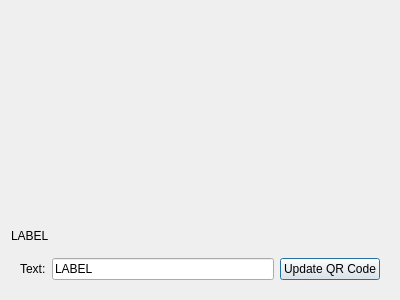
Qt form cutercode.ui (mnagel/cutercode) before a commit.
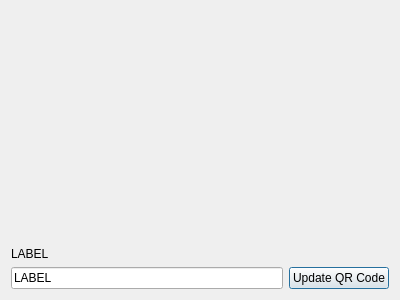
The same form after that commit.

Commit message: cutercode: avoid string length difficulties

Diff of the .ui file:
```diff
--- a/cutercode.ui
+++ b/cutercode.ui
@@ -17,7 +17,7 @@
    <item>
     <widget class="QLabel" name="qrcode_widget">
      <property name="sizePolicy">
-      <sizepolicy hsizetype="Expanding" vsizetype="Expanding">
+      <sizepolicy hsizetype="MinimumExpanding" vsizetype="MinimumExpanding">
        <horstretch>0</horstretch>
        <verstretch>0</verstretch>
       </sizepolicy>
@@ -38,6 +38,9 @@
      <property name="textFormat">
       <enum>Qt::PlainText</enum>
      </property>
+     <property name="wordWrap">
+      <bool>true</bool>
+     </property>
      <property name="textInteractionFlags">
       <set>Qt::NoTextInteraction</set>
      </property>
@@ -46,16 +49,9 @@
    <item>
     <widget class="QWidget" name="widget_2" native="true">
      <layout class="QHBoxLayout" name="horizontalLayout">
-      <item>
-       <widget class="QLabel" name="label">
-        <property name="text">
-         <string>Text:</string>
-        </property>
-        <property name="buddy">
-         <cstring>plaintext</cstring>
-        </property>
-       </widget>
-      </item>
+      <property name="margin">
+       <number>0</number>
+      </property>
       <item>
        <widget class="QLineEdit" name="plaintext">
         <property name="text">
```
The commit also changes 2 other files.
